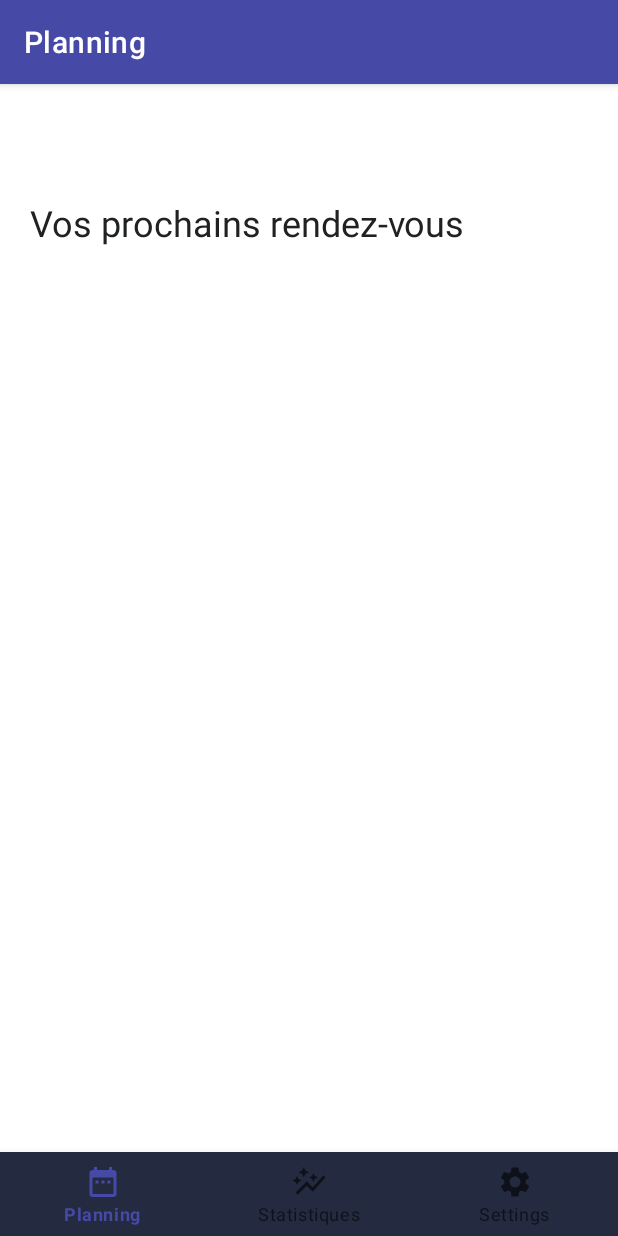
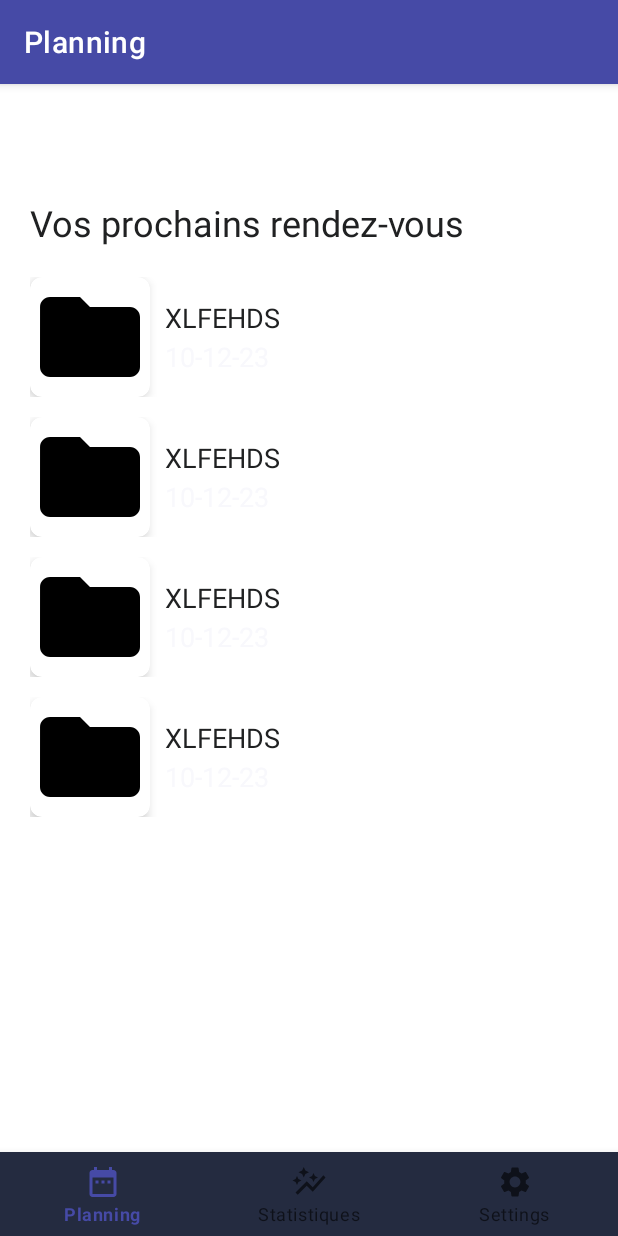
Before and after one commit to Restiloc/restiloc, an Android app: the screen it shows after launch (MainActivity), on a phone screen of 412 x 824 dp. Run offline under Robolectric (Android 15) with nearby library versions, the phone set to English and light mode, and no system bars; our stand-ins replace navigation-ui.

Commit message:
add custom classes

```diff
--- a/app/src/main/java/space/ava/restiloc/ui/planning/PlanningFragment.kt
+++ b/app/src/main/java/space/ava/restiloc/ui/planning/PlanningFragment.kt
@@ -4,17 +4,18 @@ import android.os.Bundle
 import android.view.LayoutInflater
 import android.view.View
 import android.view.ViewGroup
-import android.widget.TextView
 import androidx.fragment.app.Fragment
 import androidx.lifecycle.ViewModelProvider
 import androidx.recyclerview.widget.RecyclerView
 import space.ava.restiloc.R
+import space.ava.restiloc.classes.*
 import space.ava.restiloc.databinding.FragmentPlanningBinding
 import space.ava.restiloc.ui.adapter.MeetingAdapter
 import space.ava.restiloc.ui.adapter.MeetingItemDecoration
 
 
-class PlanningFragment : Fragment() {
+class PlanningFragment(
+) : Fragment() {
 
     private var _binding: FragmentPlanningBinding? = null
 
@@ -35,8 +36,61 @@ class PlanningFragment : Fragment() {
        //     textView.text = it
        // }
 
+        // créer une liste qui va stocker ces elements
+        val planningList = arrayListOf<Mission>()
+
+        // enregistrer une premiere voiture
+
+
+        val expert1 = Expert(
+            3, "Jean", "Valjean", "PetitJean", "petitjean@hotmail.fr", "061815778", "https://restiloc.fr"
+        )
+
+        val garage1 = Garage(
+            1, "LeGarage", "6 ", "Strasbourg", "155512", "5456456", "0618484848", "67522", "rue des pieds", "https://restiloc.fr"
+        )
+
+        val preeList = arrayListOf<Pree>()
+        preeList.add(Pree(
+            1, "Je sais pas ce que c'est", "C'est une super description", "https://restiloc.space", "https://restiloc.space", "Alizée"
+        )
+        )
+        preeList.add(Pree(
+            2, "Je sais pas ce que c'est", "C'est une super description", "https://restiloc.space", "https://restiloc.space", "Alizée"
+        )
+        )
+
+        val unavailability1 = Unavailability(
+            1, 2, "restiloc.space"
+        )
+
+        val vehicle1 = Vehicle(
+            1, "rouge", "AHDUDS", 2021, "https://restiloc.space"
+        )
+
+        planningList.add(
+            Mission(
+                1, "10-12-23", expert1, garage1, true, 15500,"XLFEHDS", preeList, "https://restiloc.space", "10-02-23", unavailability1 , vehicle1)
+        )
+
+        planningList.add(
+            Mission(
+                2, "10-12-23", expert1, garage1, true, 15500,"XLFEHDS", preeList, "https://restiloc.space", "10-02-23", unavailability1 , vehicle1)
+        )
+
+        planningList.add(
+            Mission(
+                3, "10-12-23", expert1, garage1, true, 15500,"XLFEHDS", preeList, "https://restiloc.space", "10-02-23", unavailability1 , vehicle1)
+        )
+
+        planningList.add(
+            Mission(
+                4, "10-12-23", expert1, garage1, true, 15500,"XLFEHDS", preeList, "https://restiloc.space", "10-02-23", unavailability1 , vehicle1)
+        )
+
+
         val verticalRecyclerView = root?.findViewById<RecyclerView>(R.id.vertical_recycler_view)
-        verticalRecyclerView?.adapter = MeetingAdapter(R.layout.item_horizontal)
+        verticalRecyclerView?.adapter = MeetingAdapter(planningList, R.layout.item_horizontal)
         verticalRecyclerView?.addItemDecoration(MeetingItemDecoration())
         return root
     }
```
